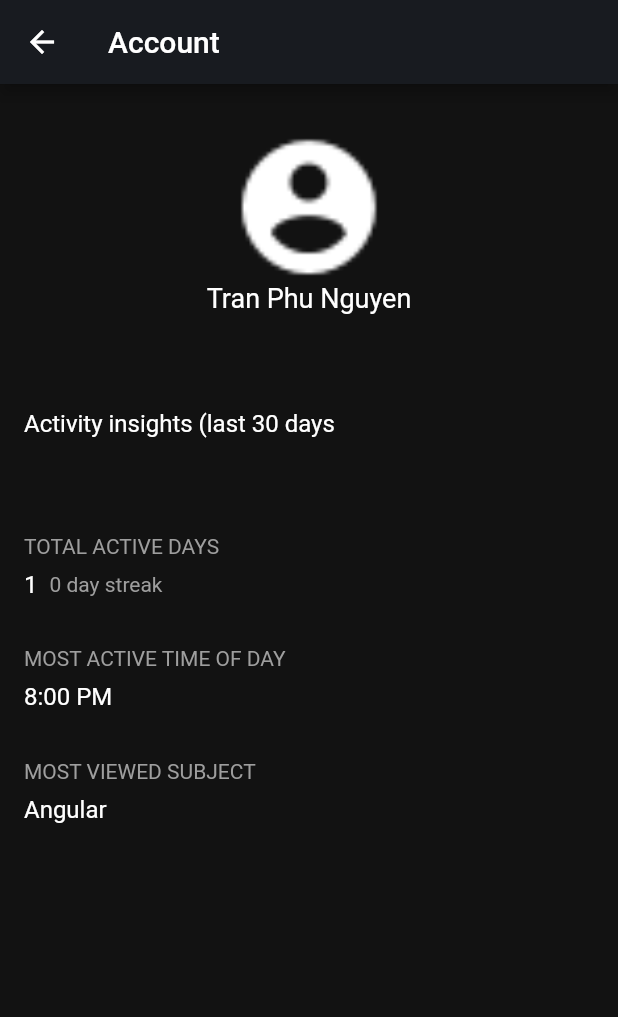
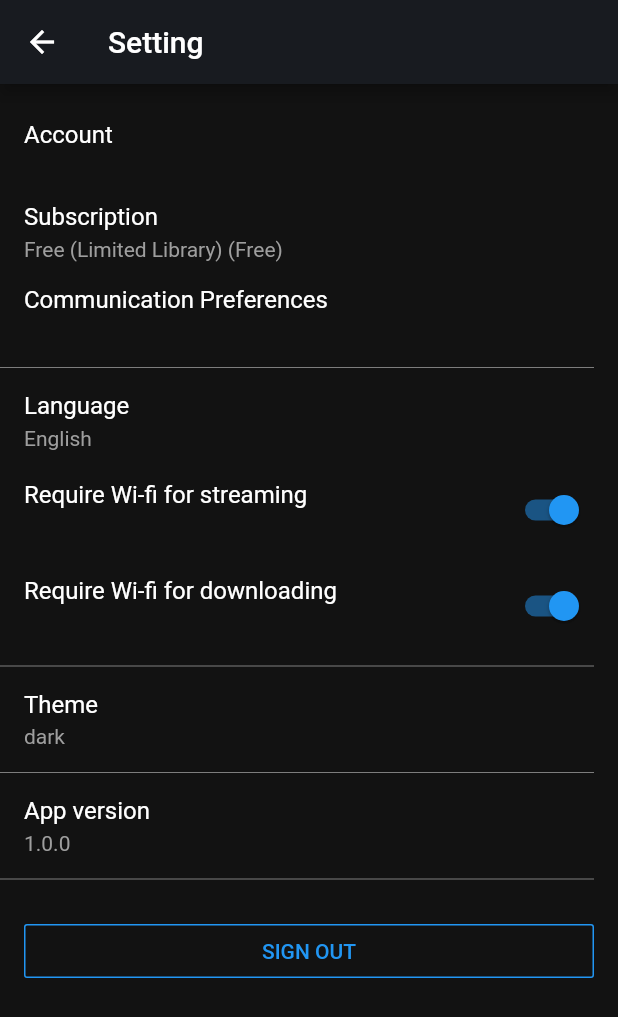
Before and after one commit to tranphunguyen98/MyOnlineLearning, a Flutter app: the screen it shows after launch, on a phone screen of 412 x 824 dp. Shown: the top 1017 px of the screen. Run offline on Flutter 3.47's test engine with Material 2 defaults, Android fonts, the phone set to English and light mode, and no system bars; our stand-ins replace flutter_rating_bar, flutter_svg.

Commit message:
feat (Setting): Created UI + navigation

```diff
--- a/lib/main.dart
+++ b/lib/main.dart
@@ -15,7 +15,7 @@ class MyApp extends StatelessWidget {
         theme: ThemeData(
           visualDensity: VisualDensity.adaptivePlatformDensity,
         ),
-        initialRoute: MyRouter.ACCOUNT,
+        initialRoute: MyRouter.SETTING,
         onGenerateRoute: MyRouter.generateRoute,
         home: HomeScreen());
   }
--- a/lib/presentation/screen/AccountManager/Setting/sc_setting.dart
+++ b/lib/presentation/screen/AccountManager/Setting/sc_setting.dart
@@ -0,0 +1,86 @@
+import 'package:flutter/cupertino.dart';
+import 'package:flutter/material.dart';
+import 'package:my_online_learning/utils/my_const/COLOR_CONST.dart';
+import 'package:my_online_learning/utils/my_const/my_const.dart';
+
+class SettingScreen extends StatelessWidget {
+  @override
+  Widget build(BuildContext context) {
+    return Scaffold(
+        appBar: AppBar(
+          title: Text("Setting"),
+          backgroundColor: COLOR_CONST.GRAY_DARK,
+        ),
+        body: Container(
+          color: COLOR_CONST.BACKGROUND_DARK,
+          child: ListView(
+            children: [
+              SizedBox(height: 16.0,),
+              _buildItemSetting("Account", "", false),
+              _buildItemSetting(
+                  "Subscription", "Free (Limited Library) (Free)", false),
+              _buildItemSetting("Communication Preferences", "", false),
+              _buildDivider(),
+              _buildItemSetting("Language", "English", false),
+              _buildItemSetting("Require Wi-fi for streaming", "", true),
+              _buildItemSetting("Require Wi-fi for downloading", "", true),
+              _buildDivider(),
+              _buildItemSetting("Theme", "dark", false),
+              _buildDivider(),
+              _buildItemSetting("App version", "1.0.0", false),
+              _buildDivider(),
+              Padding(
+                padding: const EdgeInsets.all(16.0),
+                child: OutlineButton(
+                    textColor: COLOR_CONST.BTN_DEFAULT,
+                    child: Text(
+                      "SIGN OUT",
+                    ),
+                    borderSide: BorderSide(color: COLOR_CONST.BTN_DEFAULT),
+                    onPressed: () {}),
+              )
+            ],
+          ),
+        ));
+  }
+
+  _buildDivider() {
+    return Padding(
+      padding: const EdgeInsets.only(right: 16.0),
+      child: Divider(
+        thickness: 0.5,
+        color: Colors.white60,
+      ),
+    );
+  }
+
+  _buildItemSetting(String title, String subtitle, bool hasSwitch) {
+    return Padding(
+        padding: const EdgeInsets.only(
+            top: 8.0, left: 16.0, right: 16.0, bottom: 8.0),
+        child: Row(
+          mainAxisAlignment: MainAxisAlignment.spaceBetween,
+          children: [
+            Column(
+              crossAxisAlignment: CrossAxisAlignment.start,
+              children: [
+                Text(
+                  title,
+                  style: STYLE_CONST.textMedium,
+                ),
+                SizedBox(
+                  height: 4.0,
+                ),
+                Text(
+                  subtitle,
+                  style: STYLE_CONST.textRegularGray,
+                )
+              ],
+            ),
+            hasSwitch
+                ? Switch(value: true, onChanged: (bool value) => {})
+                : SizedBox(),
+          ],
+        ));
+  }
+}
--- a/lib/presentation/screen/browse_courses/home/sc_home.dart
+++ b/lib/presentation/screen/browse_courses/home/sc_home.dart
@@ -1,4 +1,5 @@
 import 'package:flutter/material.dart';
+import 'package:my_online_learning/presentation/screen/router.dart';
 import 'package:my_online_learning/utils/my_const/my_const.dart';
 
 import 'file:///C:/react-native/MyOnlineLearning/lib/presentation/screen/browse_courses/list_of_categories/widget_category_course.dart';
@@ -6,6 +7,12 @@ import 'file:///C:/react-native/MyOnlineLearning/lib/presentation/screen/browse_
 import '../list_of_authors/widget_category_author.dart';
 
 class HomeScreen extends StatelessWidget {
+  final List<DropdownChoices> dropdownChoices = [
+    DropdownChoices(title: "Setting"),
+    DropdownChoices(title: "Send feedback"),
+    DropdownChoices(title: "Contact support"),
+  ];
+
   @override
   Widget build(BuildContext context) {
     return Scaffold(
@@ -13,13 +20,28 @@ class HomeScreen extends StatelessWidget {
         title: Text("Home"),
         backgroundColor: COLOR_CONST.GRAY_DARK,
         actions: [
-          Icon(
-            Icons.account_circle,
-            color: Colors.white,
+          GestureDetector(
+            child: Icon(
+              Icons.account_circle,
+              color: Colors.white,
+            ),
+            onTap: () {
+              Navigator.pushNamed(context, MyRouter.ACCOUNT);
+            },
           ),
-          Icon(
-            Icons.more_vert,
-            color: Colors.white,
+          PopupMenuButton<DropdownChoices>(
+            onSelected: (DropdownChoices choice) {
+              Navigator.pushNamed(context, MyRouter.SETTING);
+            },
+            elevation: 6,
+            itemBuilder: (BuildContext context) {
+              return dropdownChoices.map((DropdownChoices choice) {
+                return PopupMenuItem<DropdownChoices>(
+                  value: choice,
+                  child: Text(choice.title),
+                );
+              }).toList();
+            },
           ),
         ],
       ),
@@ -41,3 +63,9 @@ class HomeScreen extends StatelessWidget {
     );
   }
 }
+
+class DropdownChoices {
+  const DropdownChoices({this.title});
+
+  final String title;
+}
--- a/lib/presentation/screen/router.dart
+++ b/lib/presentation/screen/router.dart
@@ -1,5 +1,6 @@
 import 'package:flutter/material.dart';
 import 'package:my_online_learning/presentation/screen/AccountManager/Account/sc_account.dart';
+import 'package:my_online_learning/presentation/screen/AccountManager/Setting/sc_setting.dart';
 import 'package:my_online_learning/presentation/screen/Authentication/change_password/sc_change_password.dart';
 import 'package:my_online_learning/presentation/screen/Authentication/register/sc_register.dart';
 import 'package:my_online_learning/presentation/screen/Authentication/reset_password/sc_reset_password.dart';
@@ -13,6 +14,7 @@ import 'browse_courses/home/sc_home.dart';
 class MyRouter {
   static const String HOME_PAGE = '/home_page';
   static const String ACCOUNT = '/account';
+  static const String SETTING = '/setting';
   static const String HOME = '/home';
   static const String LIST_COURSE = '/list_course';
   static const String START = '/start';
@@ -28,6 +30,8 @@ class MyRouter {
         return MaterialPageRoute(builder: (_) => HomePage());
       case ACCOUNT:
         return MaterialPageRoute(builder: (_) => AccountScreen());
+      case SETTING:
+        return MaterialPageRoute(builder: (_) => SettingScreen());
       case HOME:
         return MaterialPageRoute(builder: (_) => HomeScreen());
       case LOGIN:
--- a/lib/utils/my_const/STYLE_CONST.dart
+++ b/lib/utils/my_const/STYLE_CONST.dart
@@ -5,10 +5,10 @@ class STYLE_CONST {
       TextStyle(color: Colors.white, fontSize: 14);
   static const TextStyle textMedium =
       TextStyle(color: Colors.white, fontSize: 16);
-  static const TextStyle textRegularGray = TextStyle(
-    color: Colors.grey,
-    fontSize: 14,
-  );
+  static const TextStyle textMediumPrimary =
+      TextStyle(color: Color(0xFF181b20), fontSize: 16);
+  static const TextStyle textRegularGray =
+      TextStyle(color: Colors.grey, fontSize: 14);
   static const TextStyle textTitle =
       TextStyle(color: Colors.white, fontSize: 18);
   static const TextStyle textSmallWhite60 =
```
